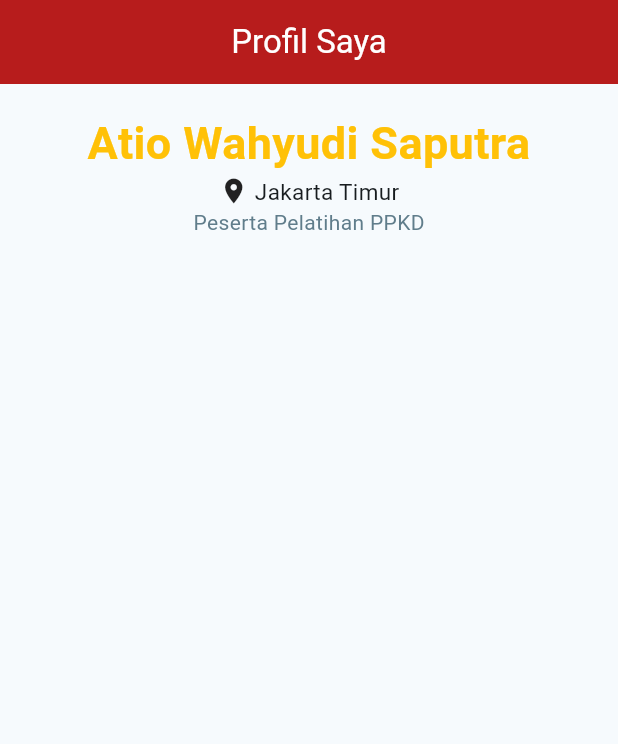
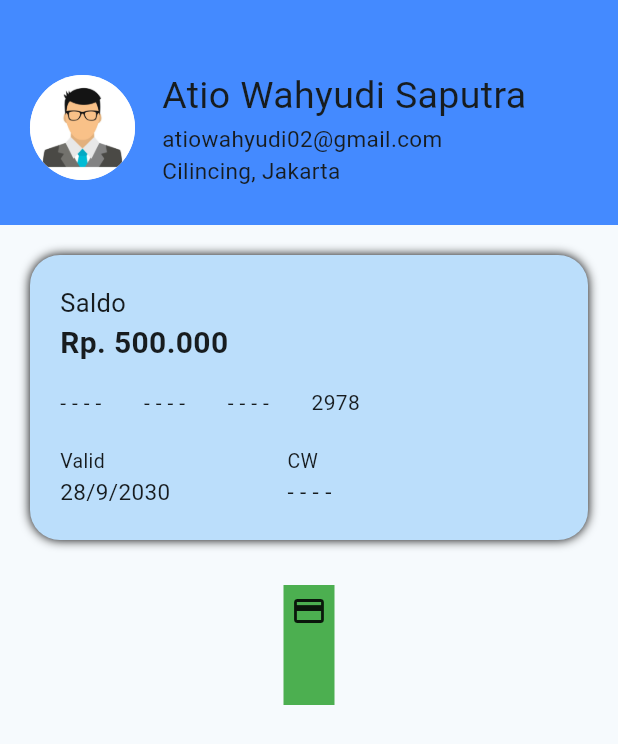
Before and after one commit to Atiowhy/flutter_bacth6, a Flutter app: the screen it shows after launch, on a phone screen of 412 x 824 dp. Shown: the top 744 px of the screen. Run offline on Flutter 3.47's test engine with Material 3 defaults, Android fonts, the phone set to English and light mode, and no system bars.

Commit message:
update: new layout

```diff
--- a/lib/day_5/scaffold.dart
+++ b/lib/day_5/scaffold.dart
@@ -6,50 +6,143 @@ class ScaffoldDay5 extends StatelessWidget {
   @override
   Widget build(BuildContext context) {
     return Scaffold(
-      appBar: AppBar(
-        title: const Text(
-          "Profil Saya",
-          style: TextStyle(
+      body: Column(
+        children: [
+          Container(
+            height: 150,
+            decoration: BoxDecoration(color: Colors.blueAccent),
+            child: Row(
+              children: [
+                Container(
+                  height: 70,
+                  width: 70,
+                  margin: EdgeInsets.fromLTRB(20, 50, 10, 30),
+                  decoration: BoxDecoration(
+                    image: DecorationImage(
+                      // Masukkan link gambar dari internet di dalam tanda kutip
+                      image: AssetImage("assets/images/icon.jpg"),
+                      fit: BoxFit.cover,
+                      // Memastikan gambar menutupi seluruh area lingkaran tanpa gepeng
+                    ),
                     color: Colors.white,
-          ), // Memastikan teks berwarna putih
+                    borderRadius: BorderRadius.circular(100),
                   ),
-        centerTitle: true,
-        backgroundColor: Colors.red[900], // Mengubah warna AppBar menjadi merah
                 ),
-      body: Container(
-        width: double.infinity,
-        padding: EdgeInsets.all(18),
-        // color: Colors.amber,
+                const SizedBox(width: 8),
+                Padding(
+                  padding: const EdgeInsets.only(top: 20),
                   child: Column(
-          crossAxisAlignment: CrossAxisAlignment.center,
+                    mainAxisAlignment: MainAxisAlignment.center,
+                    crossAxisAlignment: CrossAxisAlignment.start,
                     children: [
                       Text(
                         "Atio Wahyudi Saputra",
-              style: TextStyle(
-                fontWeight: FontWeight.bold,
-                color: Colors.amber,
-                fontSize: 30,
-              ),
-              textAlign: TextAlign.center,
-            ),
-            Row(
-              mainAxisAlignment: MainAxisAlignment.center,
-              children: [
-                Icon(
-                  Icons.location_on,
-                  size: 20,
-                ), // Mengecilkan sedikit ukuran icon
-                SizedBox(width: 4), // Jarak kecil antara icon dan teks
-                Text("Jakarta Timur", style: TextStyle(fontSize: 15)),
-              ],
+                        style: TextStyle(fontSize: 25),
                       ),
                       Text(
-              "Peserta Pelatihan PPKD",
-              style: TextStyle(color: Colors.blueGrey),
+                        "atiowahyudi02@gmail.com",
+                        style: TextStyle(fontSize: 15),
+                      ),
+                      Text(
+                        "Cilincing, Jakarta",
+                        style: TextStyle(fontSize: 15),
                       ),
                     ],
                   ),
                 ),
+              ],
+            ),
+          ),
+          // card1
+          Container(
+            padding: EdgeInsets.all(20),
+            width: double.infinity,
+            height: 230,
+            margin: EdgeInsets.only(top: 0),
+
+            child: Container(
+              margin: EdgeInsets.only(top: 0),
+              decoration: BoxDecoration(
+                color: Colors.blue[100],
+                borderRadius: BorderRadius.circular(20),
+                boxShadow: [BoxShadow(blurRadius: 5)],
+              ),
+              padding: EdgeInsets.all(20),
+              child: Column(
+                crossAxisAlignment: CrossAxisAlignment.start,
+                children: [
+                  Column(
+                    crossAxisAlignment: CrossAxisAlignment.start,
+                    children: [
+                      Text("Saldo", style: TextStyle(fontSize: 17)),
+                      Text(
+                        "Rp. 500.000",
+                        style: TextStyle(
+                          fontSize: 20,
+                          fontWeight: FontWeight.bold,
+                        ),
+                      ),
+                    ],
+                  ),
+                  Container(
+                    margin: EdgeInsets.only(top: 15),
+                    width: 200,
+                    child: Row(
+                      mainAxisAlignment: MainAxisAlignment.spaceBetween,
+                      children: [
+                        Text("- - - -"),
+                        Text("- - - -"),
+                        Text("- - - -"),
+                        Text("2978"),
+                      ],
+                    ),
+                  ),
+                  Container(
+                    margin: EdgeInsets.only(top: 20),
+                    child: Row(
+                      mainAxisAlignment: MainAxisAlignment.start,
+                      children: [
+                        Column(
+                          crossAxisAlignment: CrossAxisAlignment.start,
+                          children: [
+                            Text("Valid", style: TextStyle(fontSize: 13)),
+                            Text("28/9/2030", style: TextStyle(fontSize: 15)),
+                          ],
+                        ),
+                        SizedBox(width: 78),
+                        Column(
+                          crossAxisAlignment: CrossAxisAlignment.start,
+                          children: [
+                            Text("CW", style: TextStyle(fontSize: 13)),
+                            Text("- - - -", style: TextStyle(fontSize: 15)),
+                          ],
+                        ),
+                      ],
+                    ),
+                  ),
+                ],
+              ),
+            ),
+          ),
+          // section 2
+          Container(
+            width: double.infinity,
+            height: 100,
+            padding: EdgeInsets.all(10),
+            child: Row(
+              mainAxisAlignment: MainAxisAlignment.center,
+              crossAxisAlignment: CrossAxisAlignment.center,
+              children: [
+                Container(
+                  padding: EdgeInsets.all(5),
+                  decoration: BoxDecoration(color: Colors.green),
+                  child: Column(children: [Icon(Icons.payment)]),
+                ),
+              ],
+            ),
+          ),
+        ],
+      ),
     );
   }
 }
--- a/pubspec.yaml
+++ b/pubspec.yaml
@@ -58,9 +58,9 @@ flutter:
   uses-material-design: true
 
   # To add assets to your application, add an assets section, like this:
-  # assets:
-  #   - images/a_dot_burr.jpeg
-  #   - images/a_dot_ham.jpeg
+  assets:
+    - assets/images/icon.jpg
+    # - images/a_dot_ham.jpeg
 
   # An image asset can refer to one or more resolution-specific "variants", see
   # https://flutter.dev/to/resolution-aware-images
```
Also changed, not shown: assets/images/icon.jpg (added). Lines whose indentation alone changed are shown as unchanged.
